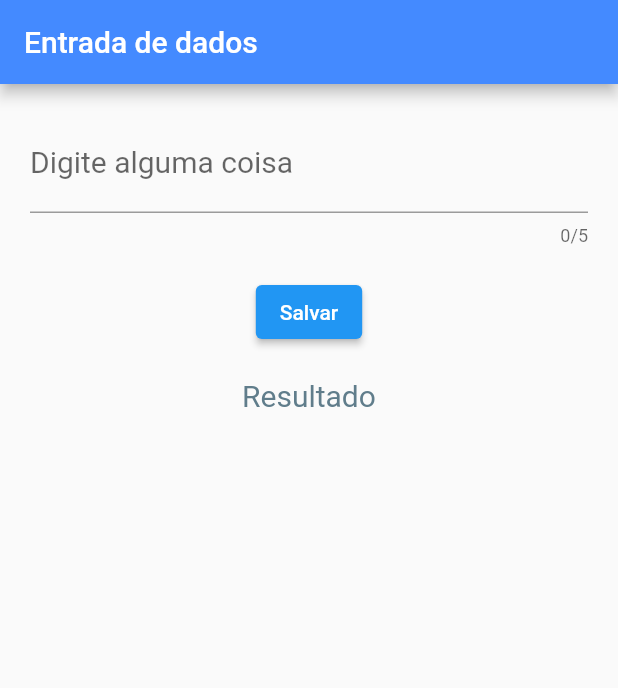
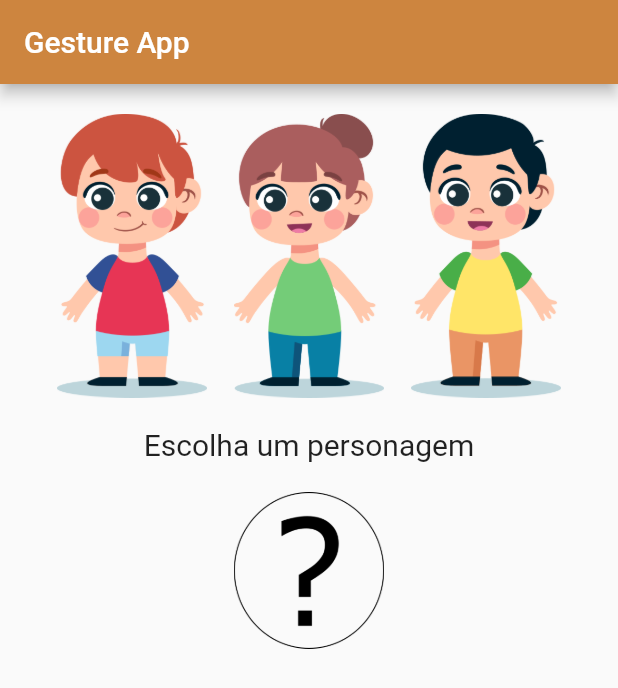
Before and after one commit to Igor0155/Desenvolvimento_Mobile, a Flutter app: the screen it shows after launch, on a phone screen of 412 x 824 dp. Shown: the top 688 px of the screen. Run offline on Flutter 3.47's test engine with Material 2 defaults, Android fonts, the phone set to English and light mode, and no system bars.

Commit message:
Atualizando arquivos

```diff
--- a/Senac/Flutter/aula0025/lib/main.dart
+++ b/Senac/Flutter/aula0025/lib/main.dart
@@ -1,102 +1,130 @@
-// Entrada de dados
-
 import 'package:flutter/material.dart';
-import 'package:flutter/services.dart';
 
 main() => runApp(MaterialApp(
-  home: Entradas(),
       debugShowCheckedModeBanner: false,
-
+      home: Gesture(),
     ));
 
-class Entradas extends StatefulWidget {
+class Gesture extends StatefulWidget {
   @override
-  _EntradasState createState() => _EntradasState();
+  _GestureState createState() => _GestureState();
 }
 
-class _EntradasState extends State<Entradas> {
+class _GestureState extends State<Gesture> {
 
-  // Iniciando um controlador // _textEditingController = variavel pode colocar qualquer nome
-  TextEditingController _textEditingController = new TextEditingController();
+  String _personagem = '';
+  var _imagem = AssetImage('images/image.png');
 
-  // Dados da saída
-  String _resposta = 'Resultado';
+  personagemEscolhido(String personagem){
 
-  void recuperarValor(){
-    setState(() {
-      _resposta = _textEditingController.text;
-    });
+    if (personagem == 'joao'){
+      _personagem = 'Você escolheu o João!';
+      _imagem = AssetImage('images/jo.png');
+    }
+    else if(personagem == 'maria' ){
+      _personagem = 'Você escolheu a Juliana!';
+      _imagem = AssetImage('images/ma.png');
+    }
+    else{
+      _personagem = 'Você escolheu o José!';
+      _imagem = AssetImage('images/jos.png');
+    }
   }
 
   @override
   Widget build(BuildContext context) {
     return Scaffold(
       appBar: AppBar(
-
-        title: Text('Entrada de dados'),
-        backgroundColor: Colors.blueAccent,
+        title: Text('Gesture App'),
+        backgroundColor: Color(0xffcd853f),
       ),
-
-      body: Column(
-        children: [
-          Padding(
+      body: Padding(
         padding: EdgeInsets.all(20),
 
-            // Entrada (input)
-            child: TextField(
+        // Primeiro uma coluna
+        child: Column(
+          children: [
+            // Agora uma row
+            Row(
 
-              // TextInputType.text, .number, .emailAdress
-              keyboardType: TextInputType.text,
+              mainAxisAlignment: MainAxisAlignment.spaceEvenly,
 
-              // Informação para o usuário
-              decoration: InputDecoration(
-                labelText: 'Digite alguma coisa'
-              ),
-
-              // Habilitando e desabilitando um campo
-              enabled: true,
-
-              // Tamamanho maximo dos campos
-              maxLength: 5,
-
-              // Controlador do maxlength
-              // enforced: Não deixa passar da quantidade de digitos
-              // pré-determinado
-              // none: Libera a digitação com aviso visual
-              maxLengthEnforcement: MaxLengthEnforcement.none,
-
-              // Estilo para o inputText
-              style: TextStyle(
-                fontSize: 20,
-                color: Colors.green,
-              ),
-
-              // Escondendo o texto (password)
-              obscureText: false, // TRUE / FALSE
-
-              // Pegar o valor // _textEditingController = variavel pode colocar qualquer nome
-              controller: _textEditingController,
-
+              children: [
+                // Detecção de toque na tela
+                GestureDetector(
+                  onTap: () {
+                    setState(() {
+                      personagemEscolhido('joao');
+                    });
+                  },
+                  child: Image.asset(
+                    'images/joao.png',
+                    width: 100,
                   ),
                 ),
-
-          ElevatedButton(
-              onPressed: recuperarValor,
-              child: Text('Salvar'),
+                GestureDetector(
+                  onTap: () {
+                    setState(() {
+                      personagemEscolhido('maria');
+                    });
+                  },
+                  child: Image.asset(
+                    'images/maria.png',
+                    width: 100,
                   ),
-
+                ),
+                GestureDetector(
+                  onTap: () {
+                    setState(() {
+                      personagemEscolhido('jose');
+                    });
+                  },
+                  child: Image.asset(
+                    'images/jose.png',
+                    width: 100,
+                  ),
+                ),
+              ],
+            ),
+            // Mais uma coluna
             Padding(
-              padding: const EdgeInsets.only(top: 20),
+              padding: EdgeInsets.only(top: 20),
+              child: Column(
+                children: [
+                  Text(
+                    'Escolha um personagem',
+                    style: TextStyle(fontSize: 20),
+                  ),
+                  Padding(
+                    padding: EdgeInsets.only(
+                      top: 20,
+                      bottom: 20,
+                    ),
+                    child: Column(
+                      children: [
+                        Image(
+                          image: _imagem,
+                          width: 100,
+                        ),
+                      ],
+                    ),
+                  ),
+                  Padding(
+                      padding: EdgeInsets.only(top: 20),
                     child: Text(
-              _resposta,
+                      _personagem ,
                       style: TextStyle(
-                fontSize: 20,
-                color: Colors.blueGrey
+                        fontSize: 30,
+                        color: Colors.orange,
                       ),
                     ),
                   ),
                 ],
               ),
+            ),
+          ],
+        ),
+      ),
     );
   }
 }
```
Also changed, not shown: Senac/Flutter/aula0025/lib/main13_entrada.dart (added, +102 -0 lines), Senac/Flutter/aula0025/lib/main14_entradas2.dart (added, +59 -0 lines), Senac/Flutter/aula0025/pubspec.yaml (+9 -2 lines), Senac/Flutter/aula0025/images/image.png (added), Senac/Flutter/aula0025/images/jo.png (added), Senac/Flutter/aula0025/images/joao.png (added), Senac/Flutter/aula0025/images/jos.png (added), Senac/Flutter/aula0025/images/jose.png (added), Senac/Flutter/aula0025/images/ma.png (added), Senac/Flutter/aula0025/images/maria.png (added), 10 other files. Lines whose indentation alone changed are shown as unchanged.
